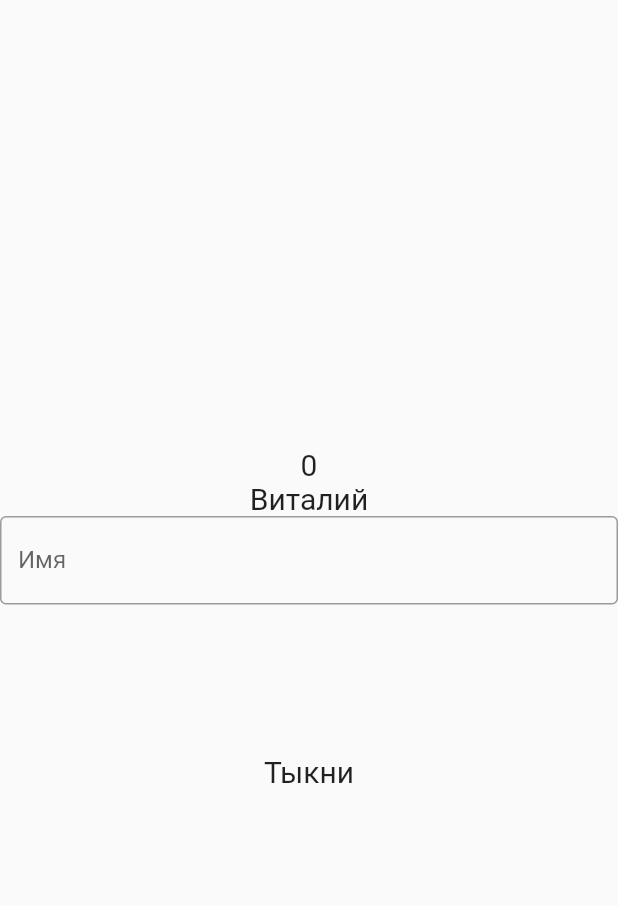
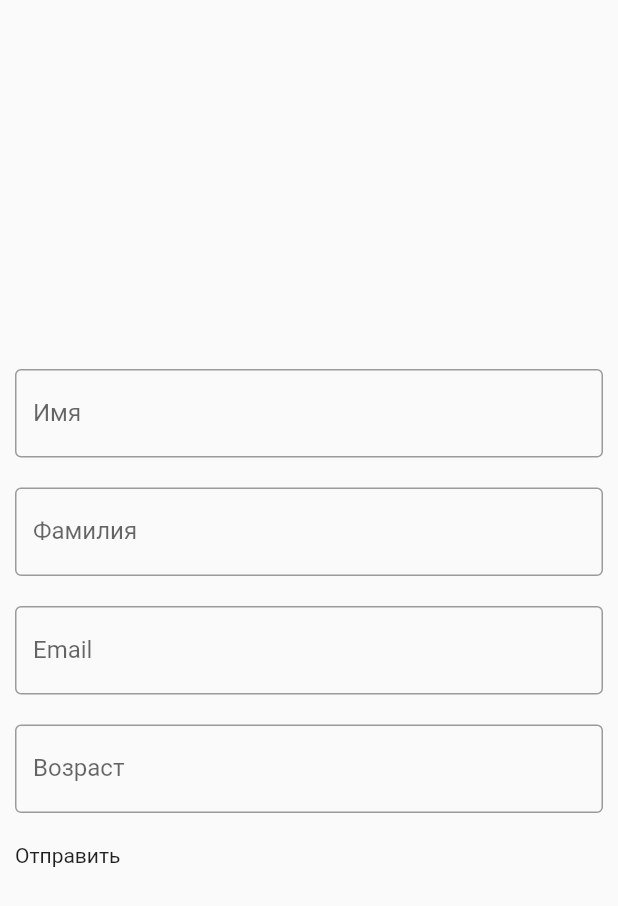
Before and after one commit to QuantumArt/flutter_mobx_form_validation_kit, a Flutter app: the screen it shows after launch, on a phone screen of 412 x 824 dp. Shown: the top 906 px of the screen. Run offline on Flutter 3.47's test engine with Material 2 defaults, Android fonts, the light colour scheme and no system bars; our stand-ins replace flutter_mobx, mobx; generated files the repository leaves out were written again; statements that could not run were skipped.

Commit message:
Документация и мелкие правки

```diff
--- a/lib/form-abstract-group.dart
+++ b/lib/form-abstract-group.dart
@@ -1,4 +1,5 @@
 import 'package:flutter/widgets.dart';
+import 'package:flutter_mobx_form_validation_kit/form-control.dart';
 import 'package:mobx/mobx.dart';
 
 import 'abstract-control.dart';
@@ -75,8 +76,8 @@ abstract class _FormAbstractGroup extends AbstractControl with Store {
 
   /// Returns a complete list of FormControls without subgroups (terminal elements)
   /// Возвращает полный список FormControl-ов без вложений (терминальные элементы)
-  List<AbstractControl> allControls() {
-    List<AbstractControl> controls = [];
+  List<FormControl> allControls() {
+    List<FormControl> controls = [];
     for (final control in this.getControls()) {
       if (control.type == ControlTypes.Control) {
         controls.add(control);
--- a/lib/form-control.dart
+++ b/lib/form-control.dart
@@ -1,3 +1,4 @@
+import 'package:flutter/widgets.dart';
 import 'package:flutter_mobx_form_validation_kit/control-types.dart';
 import 'package:mobx/mobx.dart';
 
@@ -77,6 +78,11 @@ abstract class _FormControl<TEntity> extends AbstractControl with Store {
     return this._controller;
   }
 
+  FocusNode _focusNode;
+  FocusNode get focusNode {
+    return this._focusNode;
+  }
+
   ReactionDisposer _reactionOnValueGetterDisposer;
   ReactionDisposer _reactionOnInternalValueDisposer;
 
@@ -146,6 +152,13 @@ abstract class _FormControl<TEntity> extends AbstractControl with Store {
         (value) => this.controller.text = value,
       );
     }
+    _focusNode = FocusNode();
+    _focusNode.addListener(() {
+      if (!_focusNode.hasFocus) {
+        this.setTouched(true);
+      }
+      this.setFocused(_focusNode.hasFocus);
+    });
 
     this._reactionOnIsActiveDisposer = reaction(
       (_) => this.active,
@@ -267,6 +280,7 @@ abstract class _FormControl<TEntity> extends AbstractControl with Store {
       this._reactionOnInternalValue();
     }
     this.controller?.dispose();
+    this.focusNode.dispose();
     if (this._reactionOnValueGetterDisposer != null) {
       this._reactionOnValueGetterDisposer();
     }
--- a/lib/form-group.dart
+++ b/lib/form-group.dart
@@ -8,10 +8,10 @@ import 'validation-event.dart';
 // Include generated file
 part 'form-group.g.dart';
 
-class OptionsFormGroup {
+class OptionsFormGroup<TControls extends ControlsCollection> {
   /// Validations
   /// Валидациии
-  List<ValidatorsFunction<FormGroup>> validators;
+  List<ValidatorsFunction<FormGroup<TControls>>> validators;
 
   /// Function enable validation by condition (always enabled by default)
   /// Функция включение валидаций по условию (по умолчанию включено всегда)
@@ -30,7 +30,7 @@ class FormGroup<TControls extends ControlsCollection> = _FormGroup<TControls>
 abstract class _FormGroup<TControls extends ControlsCollection>
     extends FormAbstractGroup with Store {
   ReactionDisposer _reactionOnIsActiveDisposer;
-  final List<ValidatorsFunction<FormGroup>> _validators;
+  final List<ValidatorsFunction<FormGroup<TControls>>> _validators;
 
   final TControls controls;
 
@@ -42,7 +42,7 @@ abstract class _FormGroup<TControls extends ControlsCollection>
 
       /// Options
       /// Опции
-      {OptionsFormGroup options})
+      {OptionsFormGroup<TControls> options})
       : _validators = options?.validators ?? [],
         super(
             activate: options?.activate,
--- a/lib/validators.dart
+++ b/lib/validators.dart
@@ -48,7 +48,7 @@ ValidatorsFunction<FormControl<String>> notContainSpacesValidator(
         eventType = ValidationEventTypes.Error}) =>
     (FormControl<String> control) async {
       if (control.value == null ||
-          RegExp(r"!/\s/").allMatches(control.value).isEmpty) {
+          RegExp(r"\s").allMatches(control.value).isEmpty) {
         return [];
       }
       return [
--- /dev/null
+++ b/test_example/lib/components/input/input-component.dart
@@ -0,0 +1,36 @@
+import 'package:flutter/material.dart';
+import 'package:flutter_mobx/flutter_mobx.dart';
+import 'package:flutter_mobx_form_validation_kit/form-control.dart';
+
+class InputComponent extends StatefulWidget {
+  final String title;
+  final FormControl<String> control;
+  const InputComponent({Key key, this.title, this.control}) : super(key: key);
+
+  @override
+  _InputComponent createState() => _InputComponent();
+}
+
+class _InputComponent extends State<InputComponent> {
+  @override
+  Widget build(_) => Observer(builder: (BuildContext context) {
+        return Padding(
+            padding: EdgeInsets.all(10),
+            child: Column(
+                crossAxisAlignment: CrossAxisAlignment.start,
+                mainAxisAlignment: MainAxisAlignment.center,
+                children: [
+                  TextField(
+                      focusNode: widget.control.focusNode,
+                      controller: widget.control.controller,
+                      onChanged: (String text) => widget.control.value = text,
+                      decoration: InputDecoration(
+                        border: OutlineInputBorder(),
+                        labelText: widget.title,
+                      )),
+                  if (widget.control.touched)
+                    ...widget.control.errors.map((error) => Text(error.message,
+                        style: TextStyle(color: Colors.red, fontSize: 15)))
+                ]));
+      });
+}
--- a/test_example/lib/components/registration/registration.dart
+++ b/test_example/lib/components/registration/registration.dart
@@ -1,5 +1,6 @@
 import 'package:flutter/material.dart';
 import 'package:flutter_mobx/flutter_mobx.dart';
+import 'package:mfvkte/components/input/input-component.dart';
 import 'package:mfvkte/stores/registration/registration-store.dart';
 
 class Registration extends StatefulWidget {
@@ -20,32 +21,35 @@ class _RegistrationState extends State<Registration> {
 
   @override
   Widget build(_) => Observer(builder: (BuildContext context) {
-        return Column(
-            crossAxisAlignment: CrossAxisAlignment.center,
+        return InkWell(
+            onTap: () => FocusScope.of(context).unfocus(),
+            child: Column(
+                crossAxisAlignment: CrossAxisAlignment.start,
                 mainAxisAlignment: MainAxisAlignment.center,
                 children: [
-              Text(store.counter.toString(), style: TextStyle(fontSize: 20)),
-              Text(store.form.controls.name.value,
-                  style: TextStyle(fontSize: 20)),
-              TextField(
-                controller: store.form.controls.name.controller,
-                onChanged: (String text) =>
-                    store.form.controls.name.value = text,
-                decoration: InputDecoration(
-                  border: OutlineInputBorder(),
-                  labelText: "Имя",
+                  InputComponent(
+                    title: "Имя",
+                    control: store.form.controls.firstName,
                   ),
+                  InputComponent(
+                    title: "Фамилия",
+                    control: store.form.controls.lastName,
                   ),
-              SizedBox(height: 100, width: double.infinity),
+                  InputComponent(
+                    title: "Email",
+                    control: store.form.controls.email,
+                  ),
+                  InputComponent(
+                    title: "Возраст",
+                    control: store.form.controls.age,
+                  ),
                   InkWell(
-                onTap: () {
-                  store.counter++;
-                  store.form.controls.name.value = "Виталий";
-                  // debugPrint(_controller.value.selection.toString());
-                  // debugPrint(_controller.value.composing.toString());
-                },
-                child: Text("Тыкни", style: TextStyle(fontSize: 20)),
+                    child: Container(
+                      padding: EdgeInsets.all(10),
+                      child: Text("Отправить"),
+                    ),
+                    onTap: this.store.send,
                   )
-            ]);
+                ]));
       });
 }
--- a/test_example/lib/stores/registration/registration-form.dart
+++ /dev/null
@@ -1,11 +0,0 @@
-import 'package:flutter_mobx_form_validation_kit/abstract-control.dart';
-import 'package:flutter_mobx_form_validation_kit/form-abstract-group.dart';
-import 'package:flutter_mobx_form_validation_kit/form-control.dart';
-
-class RegistrationForm extends ControlsCollection {
-  final FormControl<String> name;
-  RegistrationForm({this.name});
-
-  @override
-  Iterable<AbstractControl> allFields() => [this.name];
-}
--- a/test_example/lib/stores/registration/registration-store.dart
+++ b/test_example/lib/stores/registration/registration-store.dart
@@ -1,25 +1,88 @@
+import 'package:flutter_mobx_form_validation_kit/abstract-control.dart';
+import 'package:flutter_mobx_form_validation_kit/form-abstract-group.dart';
 import 'package:flutter_mobx_form_validation_kit/form-control.dart';
 import 'package:flutter_mobx_form_validation_kit/form-group.dart';
-import 'package:mfvkte/stores/registration/registration-form.dart';
-import 'package:mobx/mobx.dart';
+import 'package:flutter_mobx_form_validation_kit/validation-event-types.dart';
+import 'package:flutter_mobx_form_validation_kit/validation-event.dart';
+import 'package:flutter_mobx_form_validation_kit/validators.dart';
 
-// Include generated file
-part 'registration-store.g.dart';
+class FormRange extends ControlsCollection {
+  final FormControl<DateTime> min;
+  final FormControl<DateTime> max;
+  FormRange({this.min, this.max});
+  @override
+  Iterable<AbstractControl> allFields() => [this.min, this.max];
+}
 
-class RegistrationStore = _RegistrationStore with _$RegistrationStore;
+class RegistrationForm extends ControlsCollection {
+  final FormControl<String> firstName;
+  final FormControl<String> lastName;
+  final FormControl<String> email;
+  final FormControl<String> age;
+  final FormGroup<FormRange> dateRange;
+  RegistrationForm(
+      {this.firstName, this.lastName, this.email, this.age, this.dateRange});
 
-abstract class _RegistrationStore with Store {
-  @observable
-  int counter = 0;
+  @override
+  Iterable<AbstractControl> allFields() =>
+      [this.firstName, this.lastName, this.email, this.age, this.dateRange];
+}
 
+class RegistrationStore {
   FormGroup<RegistrationForm> form;
 
-  _RegistrationStore() {
-    this.form =
-        FormGroup(RegistrationForm(name: FormControl(value: "Виталий")));
+  RegistrationStore() {
+    this.form = FormGroup(RegistrationForm(
+      firstName: FormControl(
+          value: "",
+          options: OptionsFormControl(validators: [
+            wrapperSequentialCheck([
+              requiredValidator(),
+              minLengthValidator(2),
+              maxLengthValidator(5),
+              notContainSpacesValidator()
+            ])
+          ])),
+      lastName: FormControl(
+          value: "",
+          options: OptionsFormControl(validators: [requiredValidator()])),
+      email: FormControl(
+          value: "",
+          options: OptionsFormControl(validators: [requiredValidator()])),
+      age: FormControl(
+          value: "",
+          options: OptionsFormControl(validators: [requiredValidator()])),
+      dateRange: FormGroup<FormRange>(
+          FormRange(
+              min: FormControl<DateTime>(value: DateTime.now()),
+              max: FormControl<DateTime>(value: DateTime.now())),
+          options: OptionsFormGroup<FormRange>(validators: [
+            (FormGroup<FormRange> group) async {
+              if (group.controls.max.value.isBefore(group.controls.min.value)) {
+                return [
+                  ValidationEvent(
+                    message: 'Дата "от" больше даты "до"',
+                    type: ValidationEventTypes.Error,
+                  )
+                ];
+              }
+              return [];
+            },
+          ])),
+    ));
   }
 
   void dispose() {
     this.form.dispose();
   }
+
+  Future send() async {
+    await this.form.wait();
+    if (this.form.invalid) {
+      this.form.setTouched(true);
+      final firstError = this.form.allControls().firstWhere((c) => c.invalid);
+      firstError.focusNode.requestFocus();
+    }
+
+  }
 }
```
Also changed, not shown: test_example/lib/stores/registration/registration-store.g.dart (deleted), 1 other file. Lines whose indentation alone changed are shown as unchanged.
